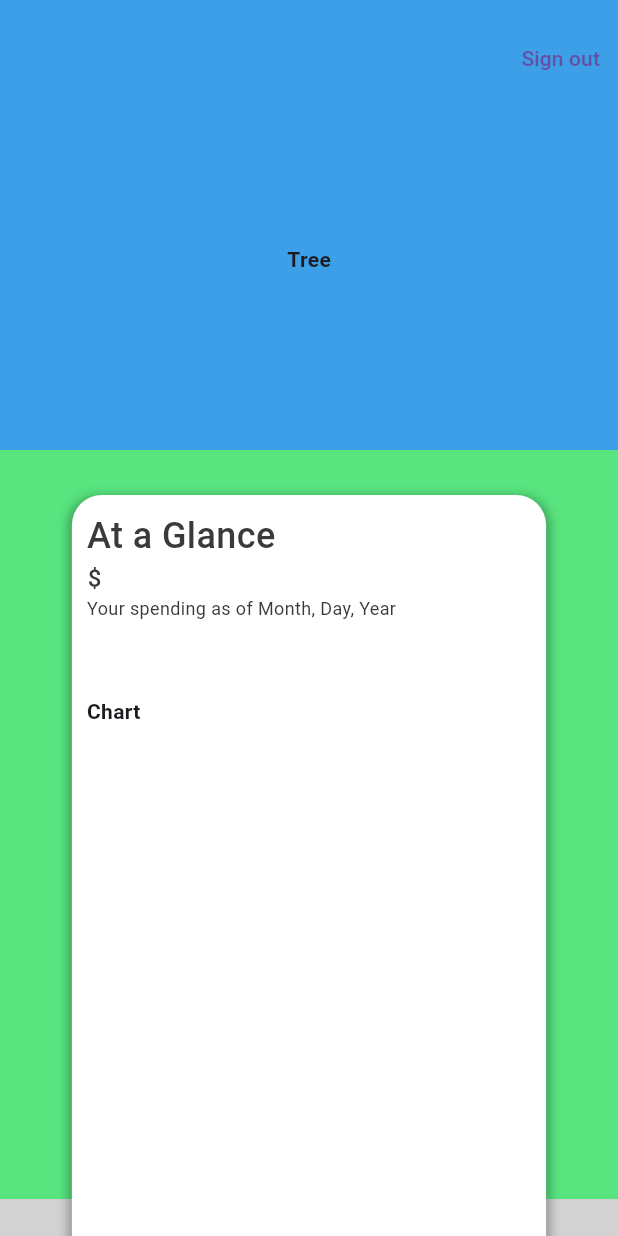
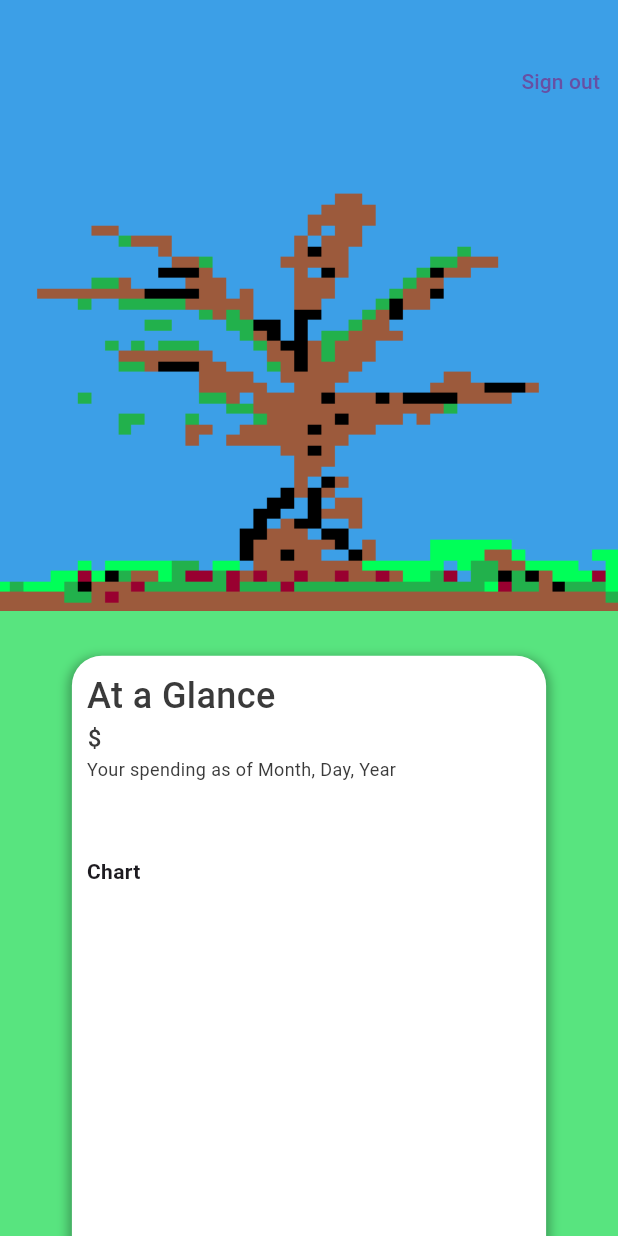
Before and after one commit to Nickthecan/Digital_Garden, a Flutter app: the screen it shows after launch, on a phone screen of 412 x 824 dp. Run offline on Flutter 3.47's test engine with Material 3 defaults, Android fonts, the phone set to English and light mode, and no system bars; our stand-ins replace percent_indicator; network calls fail.

Commit message:
created the pixel art for each tree stage

```diff
--- a/lib/pages/main_menu.dart
+++ b/lib/pages/main_menu.dart
@@ -15,21 +15,25 @@ class _MainMenuState extends State<MainMenu> {
         slivers: [
           SliverToBoxAdapter(
             child: Container(
-              height: 300,
+              height: 407.143,
               color: Color(0xFF3C9FE7),
               child: Column(
                 crossAxisAlignment: CrossAxisAlignment.end,
                 children: [
                   Padding(
-                    padding: const EdgeInsets.fromLTRB(0, 15, 0, 0),
+                    padding: const EdgeInsets.fromLTRB(0, 30, 0, 0),
                     child: TextButton(
                         onPressed: () {
                           Navigator.pop(context);
                         },
                         child: Text("Sign out")),
                   ),
-                  SizedBox(height: 100,),
-                  Center(child: Text("Tree", style: TextStyle(fontWeight: FontWeight.bold),))],
+                  Center(
+                    child: Image(
+                      image: AssetImage('assets/dead5.png'),
+                    ),
+                  ),
+                ],
               ),
             ),
           ),
```
Also changed, not shown: pubspec.yaml (+11 -3 lines), assets/dead1.png (added), assets/dead2.png (added), assets/dead3.png (added), assets/dead4.png (added), assets/dead5.png (added), assets/tree1.png (added), assets/tree2.png (added), assets/tree3.png (added), assets/tree4.png (added), assets/tree5.png (added).
